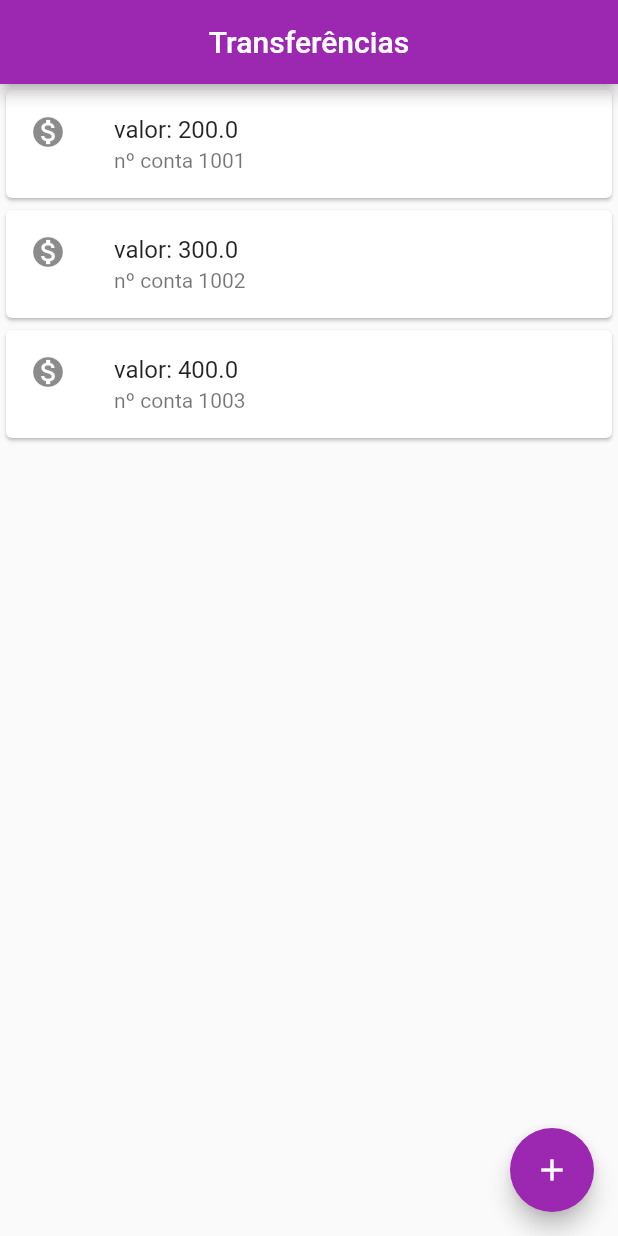
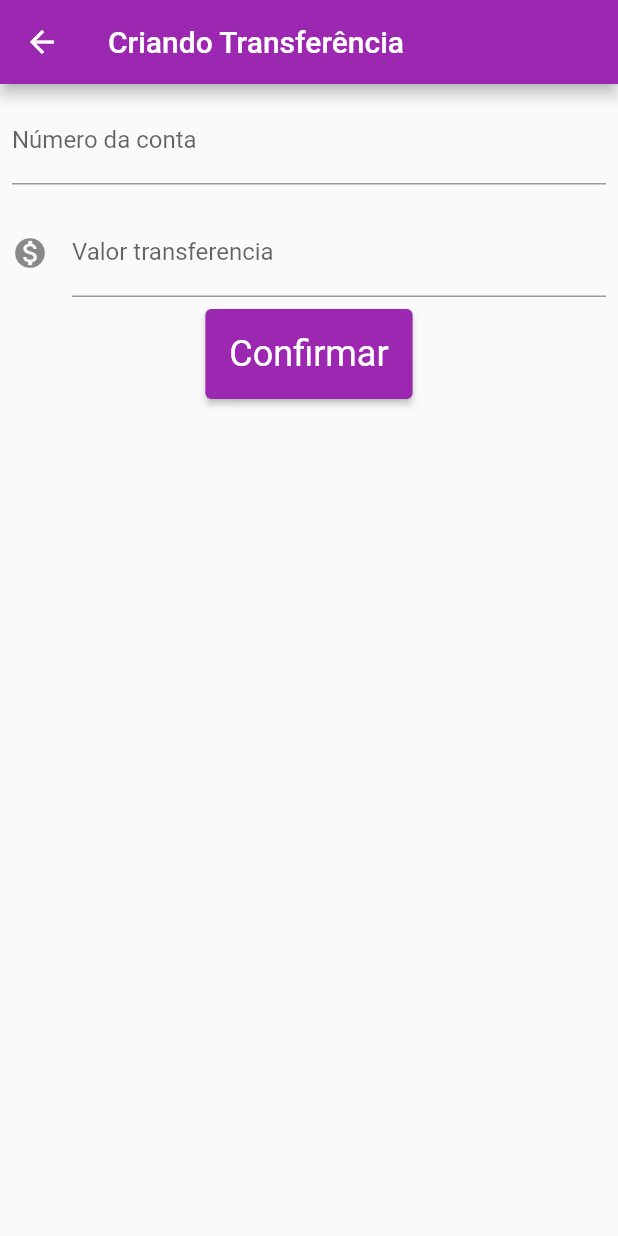
Before and after one commit to Gerson172/my_application, a Flutter app: the screen it shows after launch, after a tap on the "add" icon, on a phone screen of 412 x 824 dp. Run offline on Flutter 3.47's test engine with Material 2 defaults, Android fonts, the phone set to English and light mode, and no system bars.

Commit message:
Commit-Branch04
Modulo-concluido

```diff
--- a/lib/main.dart
+++ b/lib/main.dart
@@ -1,40 +1,199 @@
 import 'package:flutter/material.dart';
+import 'bottom_sheet.dart';
 
 // ponto de partida do código
-void main() => runApp(MaterialApp(
+void main() => runApp(NubankApp());
+
+class NubankApp extends StatelessWidget {
+  @override
+  Widget build(BuildContext context) {
+    return MaterialApp(
       // home serve para inicializar o materialApp
       home: Scaffold(
-        appBar: AppBar(
-          title: Center(
-            child: Text('Transferências'),
-          ),
-          backgroundColor: Colors.purple,
-        ),
-        floatingActionButton: FloatingActionButton(
-          onPressed: () {},
-          child: Icon(Icons.add),
-          backgroundColor: Colors.purple,
-        ),
         body: ListaTransferencia(),
       ),
-    ));
+    );
+  }
+}
 
-class ListaTransferencia extends StatelessWidget {
+class FormularioTransferencia extends StatelessWidget {
+  final TextEditingController controladorCampoNumeroConta =
+      TextEditingController();
+  final TextEditingController controladorCampoValor = TextEditingController();
+
   @override
   Widget build(BuildContext context) {
-    return Column(
-      children: <Widget>[
-        itemTransferencia(Transferencia(200.00, 1001)),
-        itemTransferencia(Transferencia(300.00, 1002)),
-        itemTransferencia(Transferencia(400.00, 1003)),
-      ],
+    return Scaffold(
+      appBar: AppBar(
+        title: Text('Criando Transferência'),
+        backgroundColor: Colors.purple,
+      ),
+      body: Column(
+        children: [
+          Editor(
+              controlador: controladorCampoNumeroConta,
+              rotulo: 'Número da conta',
+              dica: '0000',
+              icone: null),
+          Editor(
+              controlador: controladorCampoValor,
+              rotulo: 'Valor transferencia',
+              dica: '0.00',
+              icone: Icons.monetization_on),
+          Center(
+            child: ElevatedButton(
+              child: Text('Confirmar'),
+              style: ElevatedButton.styleFrom(
+                padding: EdgeInsets.all(16.0),
+                primary: Colors.purple,
+                textStyle: TextStyle(fontSize: 24),
+              ),
+              onPressed: () {
+                //debugPrint('$transferenciaCriada');
+                _criaTransferencia(context);
+                //## Tentativa de fazer um modal de confirmação
+                // else {
+                //   showModalBottomSheet(
+                //     context: context,
+                //     builder: (context) {
+                //       return Center(
+                //         child: Container(
+                //           height: 250,
+                //           child: Column(
+                //             // mainAxisAlignment: MainAxisAlignment.center,
+                //             children: [
+                //               ListTile(
+                //                 leading: Icon(
+                //                   Icons.warning_amber_rounded,
+                //                   color: Colors.purple,
+                //                   size: 40,
+                //                   textDirection: TextDirection.ltr,
+                //                 ),
+                //                 title: Text(
+                //                   'O número da conta ou valor da \n transferência está em branco!',
+                //                   style: TextStyle(fontSize: 20),
+                //                   textAlign: TextAlign.center,
+                //                 ),
+                //               ),
+                //               SizedBox(
+                //                 height: 30,
+                //               ),
+                //               SizedBox(
+                //                 height: 50,
+                //                 width: 170,
+                //                 child: ElevatedButton(
+                //                   onPressed: () {
+                //                     Navigator.pop(context);
+                //                   },
+                //                   child: Text('Ok'),
+                //                   style: ElevatedButton.styleFrom(
+                //                     padding: EdgeInsets.all(16.0),
+                //                     primary: Colors.purple,
+                //                     textStyle: TextStyle(fontSize: 24),
+                //                   ),
+                //                 ),
+                //               ),
+                //             ],
+                //           ),
+                //         ),
+                //       );
+                //     },
+                //     shape: RoundedRectangleBorder(
+                //       borderRadius: BorderRadius.circular(18.0),
+                //     ),
+                //   );
+                // }
+              },
+            ),
+          ),
+        ],
+      ),
+    );
+  }
+
+  void _criaTransferencia(BuildContext context) {
+    final int? numeroConta = int.tryParse(controladorCampoNumeroConta.text);
+    final double? valor = double.tryParse(controladorCampoValor.text);
+    if (numeroConta != null && valor != null) {
+      final transferenciaCriada = Transferencia(valor, numeroConta);
+      debugPrint('$transferenciaCriada');
+      Navigator.pop(context, transferenciaCriada);
+    }
+  }
+}
+
+class Editor extends StatelessWidget {
+  final TextEditingController controlador; // controller de text
+  final String rotulo;
+  final String dica;
+  final IconData? icone;
+
+  const Editor({
+    required this.controlador,
+    required this.rotulo,
+    required this.dica,
+    required this.icone,
+  });
+
+  @override
+  Widget build(BuildContext context) {
+    return Padding(
+      padding: EdgeInsets.all(8.0),
+      child: TextField(
+        controller: controlador, // pega os dados do input
+        style: TextStyle(fontSize: 16.0), // sempre de 8 em 8
+        decoration: InputDecoration(
+          icon: icone != null ? Icon(icone) : null,
+          labelText: rotulo,
+          hintText: dica,
+        ),
+        keyboardType: TextInputType.number,
+      ),
+    );
+  }
+}
+
+// tela de listaTransferencia
+class ListaTransferencia extends StatelessWidget {
+  final List<Transferencia> _transferencias = [];
+
+  @override
+  Widget build(BuildContext context) {
+    return Scaffold(
+      appBar: AppBar(
+        title: Center(
+          child: Text('Transferências'),
+        ),
+        backgroundColor: Colors.purple,
+      ),
+      body: ListView.builder(
+        itemCount: _transferencias.length, // dados esperados
+        itemBuilder: (context, indice) {
+          final transferencia = _transferencias[indice];
+          return itemTransferencia(transferencia);
+        },
+      ),
+      floatingActionButton: FloatingActionButton(
+        onPressed: () {
+          final Future<Transferencia?> future =
+              Navigator.push(context, MaterialPageRoute(builder: (context) {
+            return FormularioTransferencia();
+          }));
+          future.then((transferenciaRecebida) {
+            debugPrint('Chegou no then do future');
+            debugPrint('$transferenciaRecebida');
+            _transferencias.add(transferenciaRecebida!); // adiciona na variavel
+          });
+        },
+        child: Icon(Icons.add),
+        backgroundColor: Colors.purple,
+      ),
     );
   }
 }
 
 class itemTransferencia extends StatelessWidget {
   final Transferencia _transferencia;
-
   itemTransferencia(this._transferencia);
 
   @override
@@ -50,8 +209,13 @@ class itemTransferencia extends StatelessWidget {
 }
 
 class Transferencia {
-  final double valor;
-  final int numeroConta;
+  final double? valor;
+  final int? numeroConta;
 
   Transferencia(this.valor, this.numeroConta);
+
+  @override
+  String toString() {
+    return 'Transferencia{valor: $valor, numeroConta: $numeroConta}';
+  }
 }
```
Also changed, not shown: lib/bottom_sheet.dart (added, +30 -0 lines).
